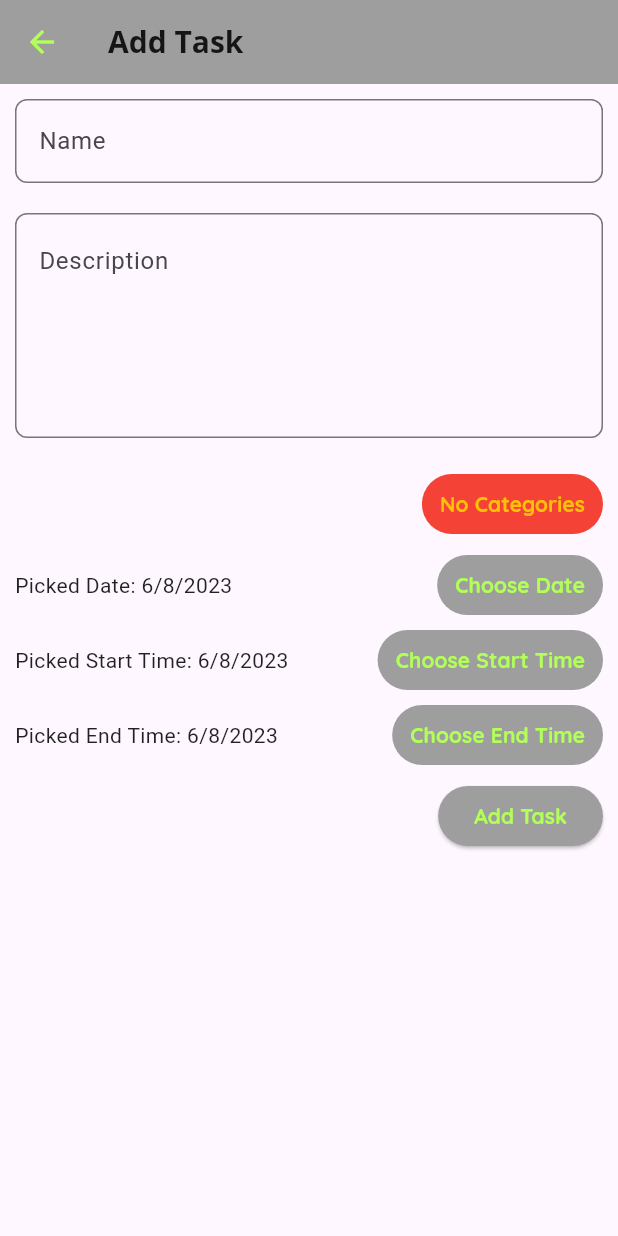
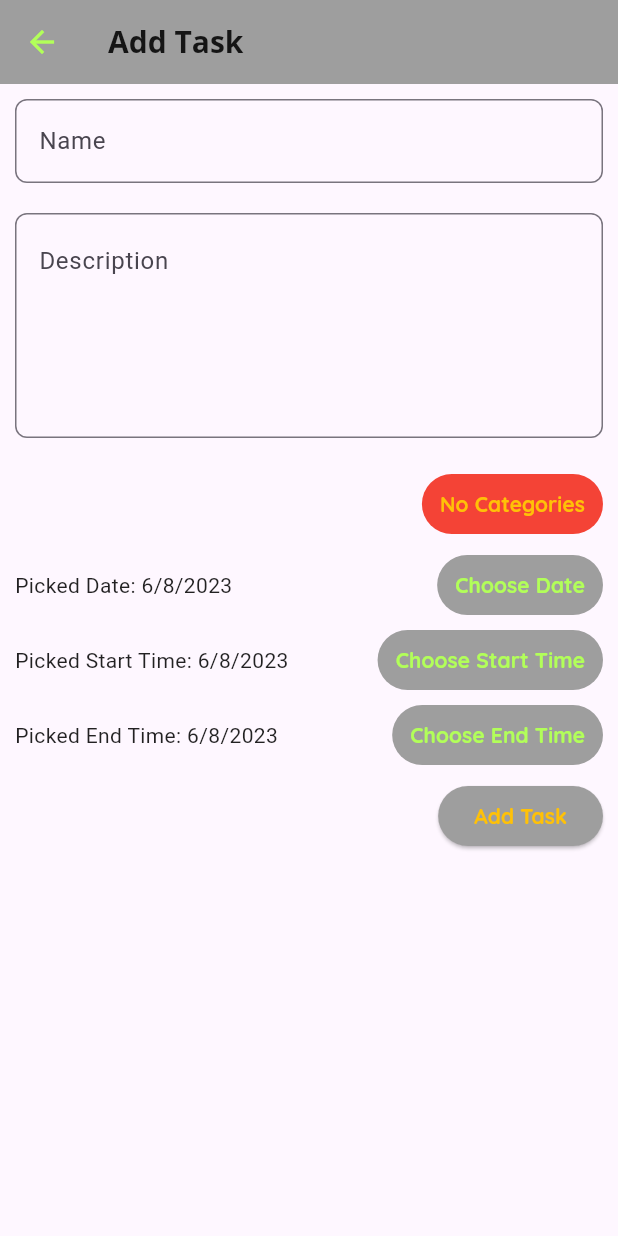
Before and after one commit to HombreOso/first_flutter_project, a Flutter app: the NewScheduledTask screen opened directly with empty values, on a phone screen of 412 x 824 dp. Run offline on Flutter 3.47's test engine with Material 2 defaults, Android fonts, the light colour scheme and no system bars; our stand-ins replace cloud_firestore, dropdown_button2, firebase_auth, firebase_core, image_picker, pie_chart and 1 more; accounts and stored records are empty.

Commit message:
colors fixed

```diff
--- a/lib/widgets/new_scheduled_task.dart
+++ b/lib/widgets/new_scheduled_task.dart
@@ -161,7 +161,7 @@ class _NewScheduledTaskState extends State<NewScheduledTask> {
               TextField(
                 decoration: InputDecoration(
                   hintText: 'Name',
-                  focusColor: Colors.amber,
+                  focusColor: Theme.of(context).secondaryHeaderColor,
                   labelStyle: TextStyle(color: Colors.black),
                   border: OutlineInputBorder(
                       borderSide:
@@ -191,7 +191,7 @@ class _NewScheduledTaskState extends State<NewScheduledTask> {
                     decoration: InputDecoration(
                       floatingLabelAlignment: FloatingLabelAlignment.start,
                       hintText: 'Description',
-                      focusColor: Colors.amber,
+                      focusColor: Theme.of(context).secondaryHeaderColor,
                       labelStyle: TextStyle(color: Colors.black),
                       border: OutlineInputBorder(
                           borderSide:
@@ -319,7 +319,7 @@ class _NewScheduledTaskState extends State<NewScheduledTask> {
                 ),
                 style: ButtonStyle(
                     foregroundColor: MaterialStateProperty.all(
-                        Theme.of(context).primaryColor),
+                        Theme.of(context).secondaryHeaderColor),
                     backgroundColor: MaterialStateProperty.all(
                         Theme.of(context).canvasColor),
                     textStyle: MaterialStateProperty.all(Theme.of(context)
```
